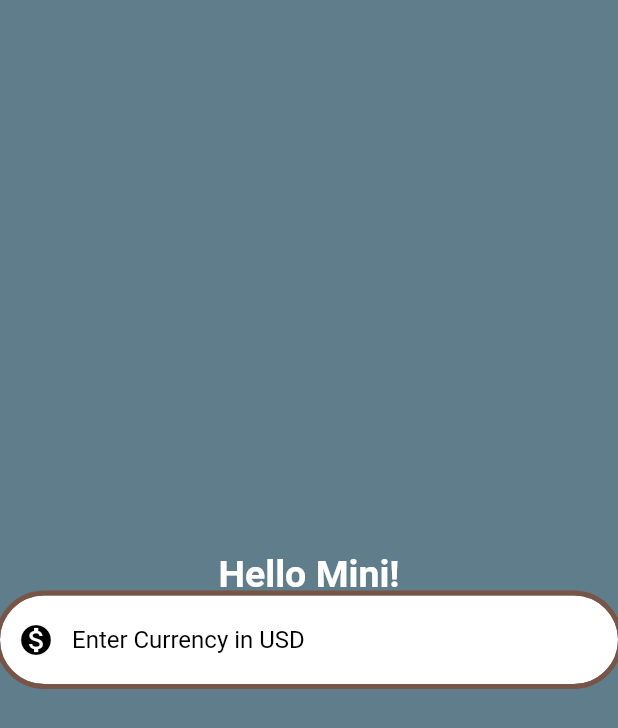
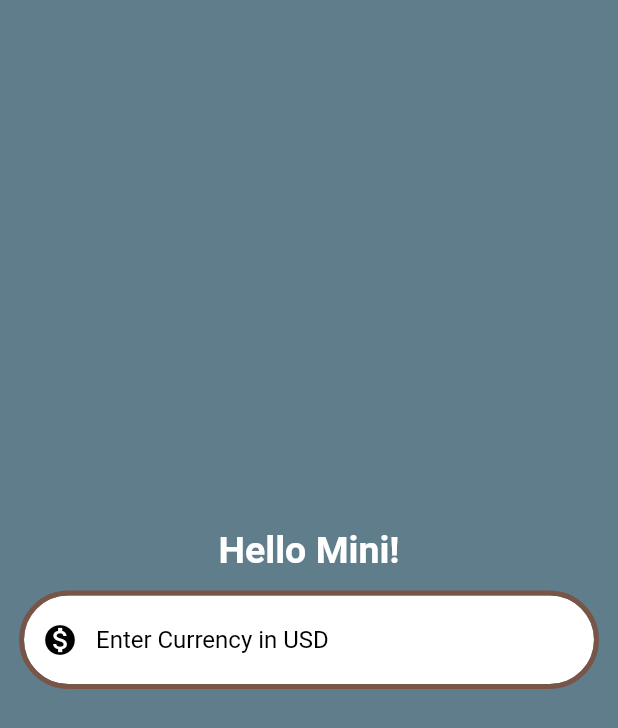
Before and after one commit to sxmbaka/currency_converter, a Flutter app: the screen it shows after launch, on a phone screen of 412 x 824 dp. Shown: the top 728 px of the screen. Run offline on Flutter 3.47's test engine with Material 2 defaults, Android fonts, the phone set to English and light mode, and no system bars.

Commit message:
update currency_converter_material_page.dart

```diff
--- a/lib/currency_converter_material_page.dart
+++ b/lib/currency_converter_material_page.dart
@@ -5,7 +5,17 @@ class CurrencyConverterMaterialPage extends StatelessWidget {
 
   @override
   Widget build(BuildContext context) {
-    return const Scaffold(
+    const myBorder = OutlineInputBorder(
+      borderSide: BorderSide(
+        color: Colors.brown,
+        width: 3.3,
+        style: BorderStyle.solid,
+        strokeAlign: BorderSide.strokeAlignOutside,
+      ),
+      borderRadius: BorderRadius.all(Radius.circular(30)),
+    );
+
+    return Scaffold(
       backgroundColor: Colors.blueGrey,
       body: Center(
         child: ColoredBox(
@@ -13,7 +23,7 @@ class CurrencyConverterMaterialPage extends StatelessWidget {
           child: Column(
             mainAxisAlignment: MainAxisAlignment.center,
             children: [
-              Text(
+              const Text(
                 'Hello Mini!',
                 style: TextStyle(
                   color: Color.fromARGB(255, 255, 255, 255),
@@ -21,37 +31,26 @@ class CurrencyConverterMaterialPage extends StatelessWidget {
                   fontWeight: FontWeight.bold,
                 ),
               ),
-              TextField(
+              Container(
+                margin: const EdgeInsets.all(10),
+                padding: const EdgeInsets.all(6),
+                child: const TextField(
                   style: TextStyle(
                     color: Color.fromARGB(255, 0, 0, 0),
                   ),
                   decoration: InputDecoration(
                     filled: true,
                     fillColor: Color.fromARGB(255, 255, 255, 255),
-                  focusedBorder: OutlineInputBorder(
-                    borderSide: BorderSide(
-                      color: Colors.brown,
-                      width: 3.3,
-                      style: BorderStyle.solid,
-                      strokeAlign: BorderSide.strokeAlignOutside,
-                    ),
-                    borderRadius: BorderRadius.all(Radius.circular(180)),
-                  ),
-                  enabledBorder: OutlineInputBorder(
-                    borderSide: BorderSide(
-                      color: Colors.brown,
-                      width: 3.3,
-                      style: BorderStyle.solid,
-                      strokeAlign: BorderSide.strokeAlignOutside,
-                    ),
-                    borderRadius: BorderRadius.all(Radius.circular(180)),
-                  ),
+                    focusedBorder: myBorder,
+                    enabledBorder: myBorder,
                     prefixIcon: Icon(Icons.monetization_on_sharp),
                     prefixIconColor: Colors.black,
                     hintText: 'Enter Currency in USD',
                     hintStyle: TextStyle(
                       color: Colors.black,
                     ),
+                  ),
+                  keyboardType: TextInputType.numberWithOptions(decimal: true),
                 ),
               ),
             ],
```
Lines whose indentation alone changed are shown as unchanged.
